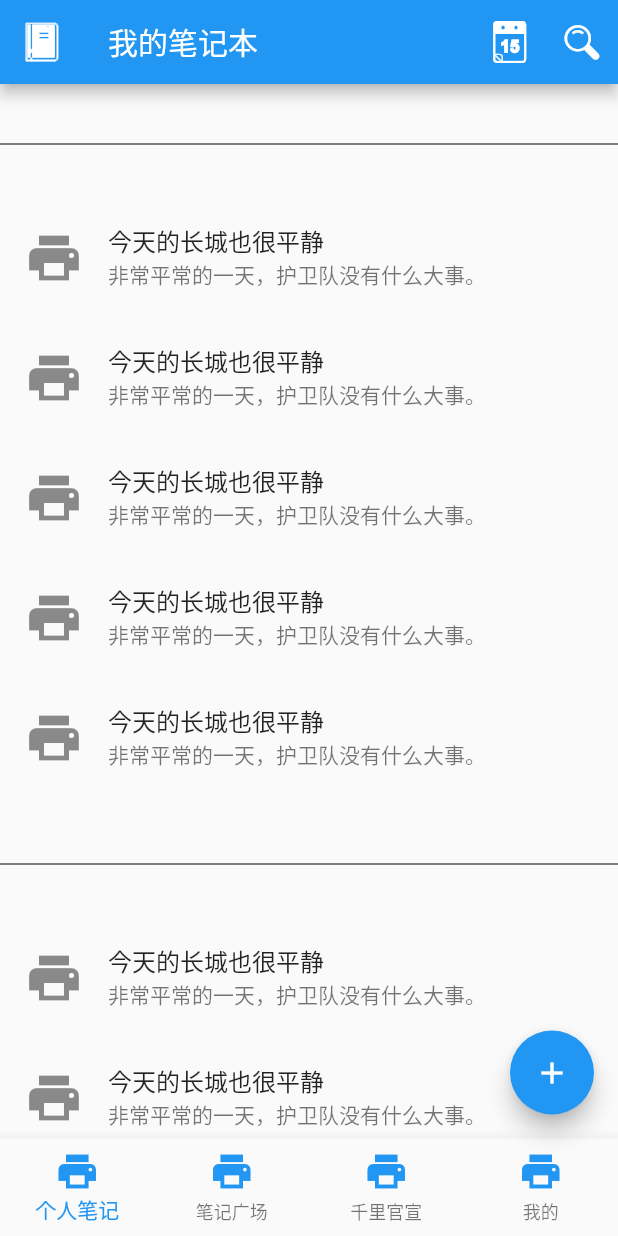
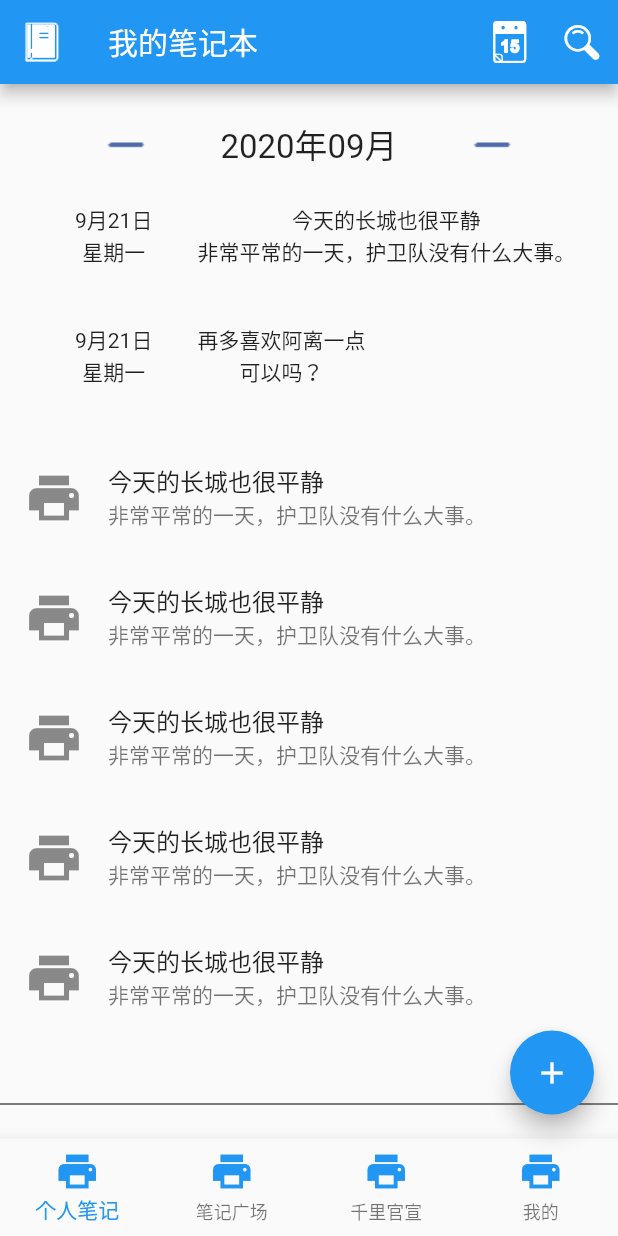
Before and after one commit to kukumarket/fonote_demo, a Flutter app: the MyNoteCatlogPage screen opened by its route, on a phone screen of 412 x 824 dp. Run offline on Flutter 3.47's test engine with Material 2 defaults, Android fonts, the phone set to English and light mode, and no system bars.

Commit message:
第2次调整了显示笔记内容的界面

```diff
--- a/lib/second_page/mynotecatlog.dart
+++ b/lib/second_page/mynotecatlog.dart
@@ -82,9 +82,46 @@ class MyNoteCatlogAreaState extends State<MyNoteCatlogArea> {
     return ListView(
       itemExtent: 80.0,
       children: [
-        Divider(
-          height: 3,
-          color: Colors.black,
+        // Container(
+        //   alignment: Alignment.center,
+        //   child:
+        // ),
+        Row(
+          mainAxisAlignment: MainAxisAlignment.center,
+          children: [
+            Image.asset("images/line-01.png"),
+            SizedBox(width: 50), // 50宽度
+            Text(
+              "2020年09月",
+              style: TextStyle(fontSize: 22),
+            ),
+            SizedBox(width: 50), // 50宽度
+            Image.asset("images/line-01.png"),
+          ],
+        ),
+        Row(
+          children: [
+            SizedBox(width: 50), // 50宽度
+            Column(
+              children: [Text("9月21日"), Text("星期一")],
+            ),
+            SizedBox(width: 30), // 50宽度
+            Column(
+              children: [Text("今天的长城也很平静"), Text("非常平常的一天，护卫队没有什么大事。")],
+            ),
+          ],
+        ),
+        Row(
+          children: [
+            SizedBox(width: 50), // 50宽度
+            Column(
+              children: [Text("9月21日"), Text("星期一")],
+            ),
+            SizedBox(width: 30), // 50宽度
+            Column(
+              children: [Text("再多喜欢阿离一点"), Text("可以吗？")],
+            ),
+          ],
         ),
         getListItem(
             '今天的长城也很平静', '非常平常的一天，护卫队没有什么大事。', Icons.print, _onnoteedit),
--- a/pubspec.yaml
+++ b/pubspec.yaml
@@ -52,6 +52,7 @@ flutter:
   assets:
    - images/footnote-welcome.png
    - images/index_title.png
+   - images/line-01.png
 
   # An image asset can refer to one or more resolution-specific "variants", see
   # https://flutter.dev/assets-and-images/#resolution-aware.
```
Also changed, not shown: images/line-01.png (added).
